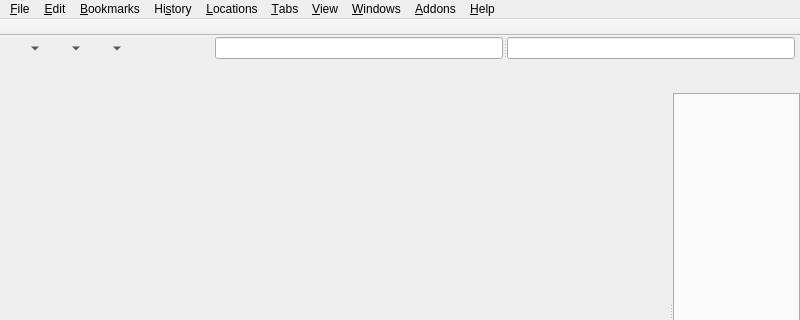
The window that Version 2.x/UI/mainWindow.ui (textbrowser/dooble) describes before a commit, drawn with Qt 5; both pictures show x 0 to 800 and y 0 to 320 of the 800 by 600 pixel window.
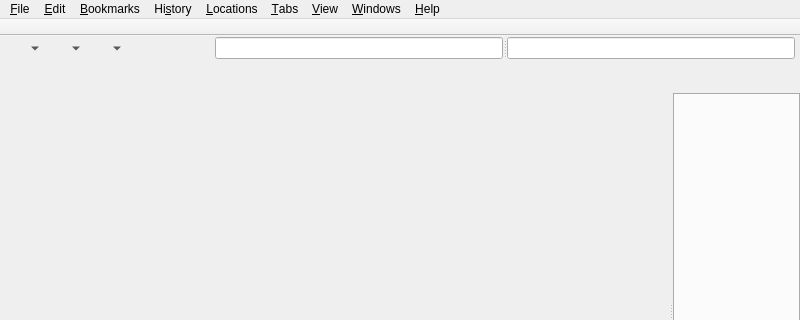
The same window after the commit. Custom widgets are drawn as their Qt base class.

Commit message: Plugins have been deprecated.

```diff
--- a/Version 2.x/UI/mainWindow.ui
+++ b/Version 2.x/UI/mainWindow.ui
@@ -436,7 +436,7 @@
      <x>0</x>
      <y>0</y>
      <width>800</width>
-     <height>24</height>
+     <height>27</height>
     </rect>
    </property>
    <widget class="QMenu" name="menu_File">
@@ -579,13 +579,6 @@
     <addaction name="action_IRC_Channel"/>
     <addaction name="actionP2P_Email"/>
    </widget>
-   <widget class="QMenu" name="menu_Plugins">
-    <property name="title">
-     <string>&amp;Addons</string>
-    </property>
-    <addaction name="actionRefreshPlugins"/>
-    <addaction name="separator"/>
-   </widget>
    <widget class="QMenu" name="bookmarksMenu">
     <property name="title">
      <string>&amp;Bookmarks</string>
@@ -599,7 +592,6 @@
    <addaction name="menu_Tabs"/>
    <addaction name="viewMenu"/>
    <addaction name="menu_Windows"/>
-   <addaction name="menu_Plugins"/>
    <addaction name="menu_About"/>
   </widget>
   <widget class="QStatusBar" name="statusBar"/>
```
Left out of the diff: 55 changed lines with no effect on the pictures. The commit also changes 39 other files.
